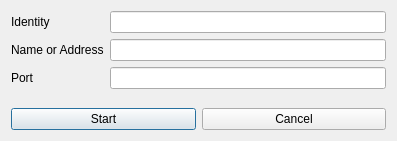
Before: the Qt Designer form ui/start-listener.ui in berndhs/egalite, drawn with Qt 5.
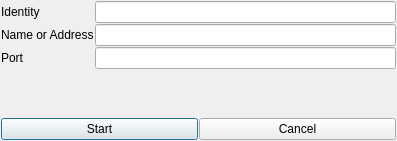
After: the same form once the commit is applied. Icons and pictures are not drawn.

Commit message: made margins small, the default qt-designer margins are silly

```diff
--- a/ui/start-listener.ui
+++ b/ui/start-listener.ui
@@ -72,6 +72,7 @@
    </item>
   </layout>
  </widget>
+ <layoutdefault spacing="1" margin="1"/>
  <resources>
   <include location="../dchat.qrc"/>
  </resources>
```
Left out of the diff: 1 changed line with no effect on the pictures. The commit also changes 18 other files.
